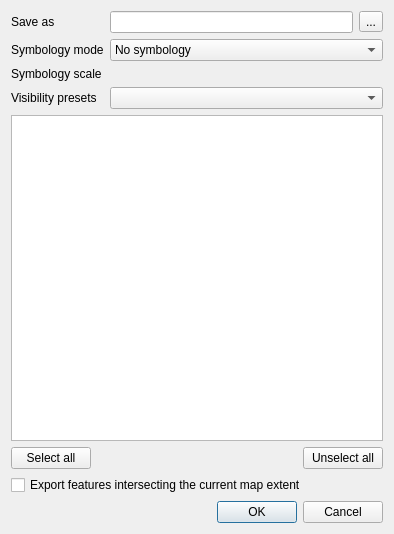
First picture: the form in src/ui/qgsdxfexportdialogbase.ui, repository qgis/QGIS, before the edit.
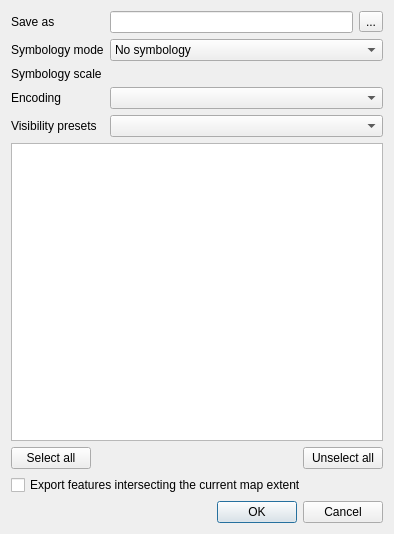
Second picture: the form after the edit. Custom widgets are drawn as their Qt base class.

Commit message: dxf export: make encoding configurable (fixes #11578)

The edit to the form file:
```diff
--- a/src/ui/qgsdxfexportdialogbase.ui
+++ b/src/ui/qgsdxfexportdialogbase.ui
@@ -28,7 +28,7 @@
      </property>
     </widget>
    </item>
-   <item row="4" column="0" colspan="3">
+   <item row="5" column="0" colspan="3">
     <widget class="QgsLayerTreeView" name="mTreeView">
      <property name="selectionMode">
       <enum>QAbstractItemView::ExtendedSelection</enum>
@@ -122,10 +122,10 @@
      </property>
     </widget>
    </item>
-   <item row="3" column="1" colspan="2">
+   <item row="4" column="1" colspan="2">
     <widget class="QComboBox" name="mVisibilityPresets"/>
    </item>
-   <item row="3" column="0">
+   <item row="4" column="0">
     <widget class="QLabel" name="mSymbologyScaleLabel_2">
      <property name="text">
       <string>Visibility presets</string>
@@ -139,6 +139,16 @@
      </property>
     </widget>
    </item>
+   <item row="3" column="1" colspan="2">
+    <widget class="QComboBox" name="mEncoding"/>
+   </item>
+   <item row="3" column="0">
+    <widget class="QLabel" name="label">
+     <property name="text">
+      <string>Encoding</string>
+     </property>
+    </widget>
+   </item>
   </layout>
  </widget>
  <customwidgets>
```
Left out of the diff: 24 changed lines with no effect on the pictures. The commit also changes 7 other files.
